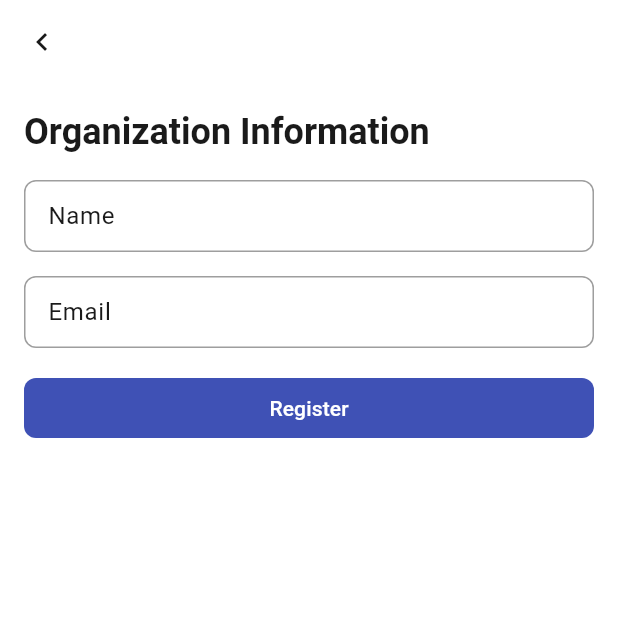
After one commit to Zer0-01/flutter-ims, a Flutter app: the OrganizationScreen screen opened directly, on a phone screen of 412 x 824 dp, the top half of it. The commit adds this screen. Run offline on Flutter 3.47's test engine with Material 3 defaults, Android fonts, the phone set to English and light mode, and no system bars; our stand-ins replace adaptive_theme, auto_route, dio, equatable, flutter_bloc, flutter_secure_storage and 2 more; accounts and stored records are empty.

Commit message:
feat: create organiation screen

```diff
--- a/lib/l10n/app_en.arb
+++ b/lib/l10n/app_en.arb
@@ -71,5 +71,7 @@
     "eg_software": "e.g. Software",
     "@eg_software": {},
     "eg_software_engineer": "e.g. Software Engineer",
-    "@eg_software_engineer": {}
+    "@eg_software_engineer": {},
+    "organization_information": "Organization Information",
+    "@organization_information": {}
 }
--- a/lib/l10n/app_localizations.dart
+++ b/lib/l10n/app_localizations.dart
@@ -310,6 +310,12 @@ abstract class AppLocalizations {
   /// In en, this message translates to:
   /// **'e.g. Software Engineer'**
   String get eg_software_engineer;
+
+  /// No description provided for @organization_information.
+  ///
+  /// In en, this message translates to:
+  /// **'Organization Information'**
+  String get organization_information;
 }
 
 class _AppLocalizationsDelegate extends LocalizationsDelegate<AppLocalizations> {
--- a/lib/l10n/app_localizations_en.dart
+++ b/lib/l10n/app_localizations_en.dart
@@ -115,4 +115,7 @@ class AppLocalizationsEn extends AppLocalizations {
 
   @override
   String get eg_software_engineer => 'e.g. Software Engineer';
+
+  @override
+  String get organization_information => 'Organization Information';
 }
--- a/lib/l10n/app_localizations_ms.dart
+++ b/lib/l10n/app_localizations_ms.dart
@@ -115,4 +115,7 @@ class AppLocalizationsMs extends AppLocalizations {
 
   @override
   String get eg_software_engineer => 'cth. Jurutera Perisian';
+
+  @override
+  String get organization_information => 'Maklumat Organisasi';
 }
--- a/lib/l10n/app_ms.arb
+++ b/lib/l10n/app_ms.arb
@@ -71,5 +71,6 @@
     "eg_software": "cth. Perisian",
     "@eg_software": {},
     "eg_software_engineer": "cth. Jurutera Perisian",
-    "@eg_software_engineer": {}
+    "@eg_software_engineer": {},
+    "organization_information": "Maklumat Organisasi"
 }
--- a/lib/presentation/common_widgets/app_text_form_field_widget.dart
+++ b/lib/presentation/common_widgets/app_text_form_field_widget.dart
@@ -8,7 +8,7 @@ class AppTextFormFieldWidget extends StatelessWidget {
   final String? Function(String?)? validator;
   const AppTextFormFieldWidget({
     super.key,
-    required this.label,
+    this.label,
     this.hintText,
     this.controller,
     this.validator,
--- /dev/null
+++ b/lib/presentation/screen/register/organization/organization_screen.dart
@@ -0,0 +1,34 @@
+import 'package:auto_route/auto_route.dart';
+import 'package:flutter/material.dart';
+import 'package:flutter_ims/presentation/screen/register/organization/widgets/organization_email_form_widget.dart';
+import 'package:flutter_ims/presentation/screen/register/organization/widgets/organization_headline_widget.dart';
+import 'package:flutter_ims/presentation/screen/register/organization/widgets/organization_name_form_widget.dart';
+import 'package:flutter_ims/presentation/screen/register/organization/widgets/register_button_widget.dart';
+
+class OrganizationScreen extends StatelessWidget {
+  const OrganizationScreen({super.key});
+
+  @override
+  Widget build(BuildContext context) {
+    return Scaffold(
+      appBar: AppBar(
+        leading: IconButton(
+          onPressed: () {
+            context.router.pop();
+          },
+          icon: const Icon(Icons.chevron_left),
+        ),
+      ),
+      body: const Column(
+        spacing: 16,
+        crossAxisAlignment: CrossAxisAlignment.start,
+        children: [
+          OrganizationHeadlineWidget(),
+          OrganizationNameFormWidget(),
+          OrganizationEmailFormWidget(),
+          RegisterButtonWidget(),
+        ],
+      ),
+    );
+  }
+}
--- /dev/null
+++ b/lib/presentation/screen/register/organization/organization_setup_screen.dart
@@ -0,0 +1,13 @@
+import 'package:auto_route/annotations.dart';
+import 'package:flutter/material.dart';
+import 'package:flutter_ims/presentation/screen/register/organization/organization_screen.dart';
+
+@RoutePage()
+class OrganizationSetupScreen extends StatelessWidget {
+  const OrganizationSetupScreen({super.key});
+
+  @override
+  Widget build(BuildContext context) {
+    return const OrganizationScreen();
+  }
+}
--- /dev/null
+++ b/lib/presentation/screen/register/organization/widgets/organization_email_form_widget.dart
@@ -0,0 +1,15 @@
+import 'package:flutter/material.dart';
+import 'package:flutter_ims/presentation/common_widgets/app_text_form_field_widget.dart';
+import 'package:flutter_ims/utils/extension.dart';
+
+class OrganizationEmailFormWidget extends StatelessWidget {
+  const OrganizationEmailFormWidget({super.key});
+
+  @override
+  Widget build(BuildContext context) {
+    return Padding(
+      padding: const EdgeInsets.symmetric(horizontal: 16.0),
+      child: AppTextFormFieldWidget(label: Text(context.l10n.email)),
+    );
+  }
+}
--- /dev/null
+++ b/lib/presentation/screen/register/organization/widgets/organization_headline_widget.dart
@@ -0,0 +1,19 @@
+import 'package:flutter/material.dart';
+import 'package:flutter_ims/utils/extension.dart';
+
+class OrganizationHeadlineWidget extends StatelessWidget {
+  const OrganizationHeadlineWidget({super.key});
+
+  @override
+  Widget build(BuildContext context) {
+    return Padding(
+      padding: const EdgeInsets.only(left: 16.0, top: 16, right: 16),
+      child: Text(
+        context.l10n.organization_information,
+        style: context.textTheme.headlineSmall?.copyWith(
+          fontWeight: FontWeight.bold,
+        ),
+      ),
+    );
+  }
+}
--- /dev/null
+++ b/lib/presentation/screen/register/organization/widgets/organization_name_form_widget.dart
@@ -0,0 +1,15 @@
+import 'package:flutter/material.dart';
+import 'package:flutter_ims/presentation/common_widgets/app_text_form_field_widget.dart';
+import 'package:flutter_ims/utils/extension.dart';
+
+class OrganizationNameFormWidget extends StatelessWidget {
+  const OrganizationNameFormWidget({super.key});
+
+  @override
+  Widget build(BuildContext context) {
+    return Padding(
+      padding: const EdgeInsets.symmetric(horizontal: 16.0),
+      child: AppTextFormFieldWidget(label: Text(context.l10n.name)),
+    );
+  }
+}
--- /dev/null
+++ b/lib/presentation/screen/register/organization/widgets/register_button_widget.dart
@@ -0,0 +1,25 @@
+import 'package:flutter/material.dart';
+import 'package:flutter_ims/utils/extension.dart';
+
+class RegisterButtonWidget extends StatelessWidget {
+  const RegisterButtonWidget({super.key});
+
+  @override
+  Widget build(BuildContext context) {
+    return Padding(
+      padding: const EdgeInsets.only(left: 16.0, bottom: 16, right: 16),
+      child: SizedBox(
+        width: double.infinity,
+        child: FilledButton(
+          style: FilledButton.styleFrom(
+            shape: RoundedRectangleBorder(
+              borderRadius: BorderRadius.circular(8),
+            ),
+          ),
+          onPressed: () {},
+          child: Text(context.l10n.register),
+        ),
+      ),
+    );
+  }
+}
--- a/lib/presentation/screen/register/widgets/continue_button_widget.dart
+++ b/lib/presentation/screen/register/widgets/continue_button_widget.dart
@@ -1,4 +1,6 @@
+import 'package:auto_route/auto_route.dart';
 import 'package:flutter/material.dart';
+import 'package:flutter_ims/routes/app_router.gr.dart';
 import 'package:flutter_ims/utils/extension.dart';
 
 class ContinueButtonWidget extends StatelessWidget {
@@ -38,7 +40,9 @@ class ContinueButtonWidget extends StatelessWidget {
                     phoneController.text,
                   )
                   ? () {
-                    if (formKey.currentState?.validate() ?? false) {}
+                    if (formKey.currentState?.validate() ?? false) {
+                      context.router.push(const OrganizationSetupRoute());
+                    }
                   }
                   : null,
           child: Text(context.l10n.continue_string),
--- a/lib/presentation/screen/register/widgets/phone_form_widget.dart
+++ b/lib/presentation/screen/register/widgets/phone_form_widget.dart
@@ -1,7 +1,6 @@
 import 'package:flutter/material.dart';
 import 'package:flutter_ims/presentation/common_widgets/app_text_form_field_widget.dart';
 import 'package:flutter_ims/utils/extension.dart';
-import 'package:flutter_ims/utils/form_validator.dart';
 
 class PhoneFormWidget extends StatelessWidget {
   final TextEditingController phoneController;
--- a/lib/routes/app_router.dart
+++ b/lib/routes/app_router.dart
@@ -8,5 +8,6 @@ class AppRouter extends RootStackRouter {
     AutoRoute(page: LoginSetupRoute.page, initial: true),
     AutoRoute(page: RegisterSetupRoute.page),
     AutoRoute(page: HomeSetupRoute.page),
+    AutoRoute(page: OrganizationSetupRoute.page),
   ];
 }
```
Also changed, not shown: lib/routes/app_router.gr.dart.
